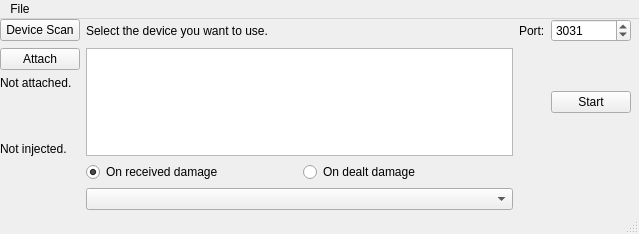
Above: ui/mainwindow.ui from dumbowumbo/dsfun before the change. Below: the same form after it.
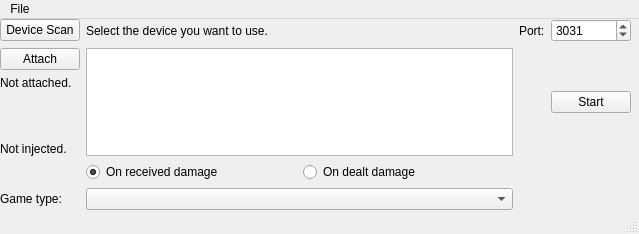
That is the form after the change.

What changed in the file:
```diff
--- a/ui/mainwindow.ui
+++ b/ui/mainwindow.ui
@@ -127,6 +127,13 @@
      <item row="3" column="1">
       <widget class="QComboBox" name="comboBox"/>
      </item>
+     <item row="3" column="0">
+      <widget class="QLabel" name="gameTypeLabel">
+       <property name="text">
+        <string>Game type:</string>
+       </property>
+      </widget>
+     </item>
     </layout>
    </widget>
   </widget>
```
